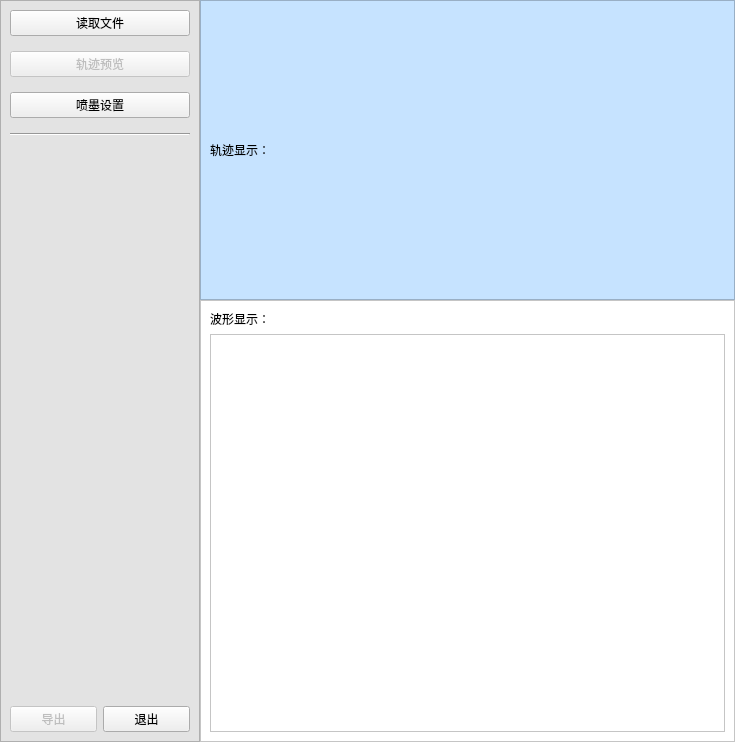
Old version of the form GUI/MainWindow.ui in the repository YanMing-lxb/Inkjet_Printing_System.
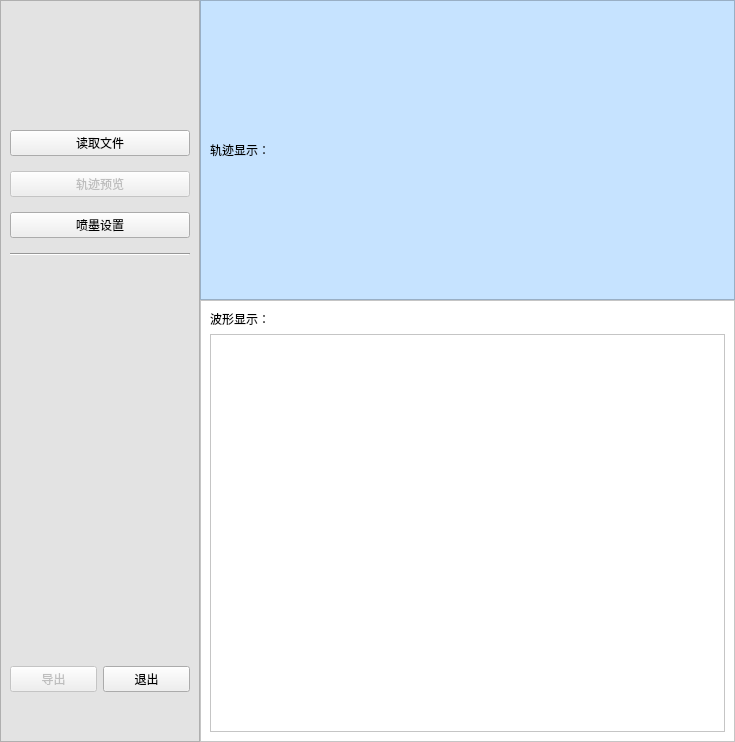
New version of the form.

The edit to the form file:
```diff
--- a/GUI/MainWindow.ui
+++ b/GUI/MainWindow.ui
@@ -128,44 +128,63 @@
        <property name="topMargin">
         <number>9</number>
        </property>
+       <property name="rightMargin">
+        <number>9</number>
+       </property>
        <property name="verticalSpacing">
         <number>15</number>
        </property>
+       <item row="1" column="0" colspan="2">
+        <widget class="QPushButton" name="Button_FileRead">
+         <property name="mouseTracking">
+          <bool>false</bool>
+         </property>
+         <property name="styleSheet">
+          <string notr="true"/>
+         </property>
+         <property name="text">
+          <string>读取文件</string>
+         </property>
+        </widget>
+       </item>
+       <item row="7" column="0">
+        <spacer name="verticalSpacer_3">
+         <property name="orientation">
+          <enum>Qt::Vertical</enum>
+         </property>
+         <property name="sizeType">
+          <enum>QSizePolicy::Maximum</enum>
+         </property>
+         <property name="sizeHint" stdset="0">
+          <size>
+           <width>20</width>
+           <height>40</height>
+          </size>
+         </property>
+        </spacer>
+       </item>
+       <item row="6" column="1">
+        <widget class="QPushButton" name="Button_Quit">
+         <property name="text">
+          <string>退出</string>
+         </property>
+        </widget>
+       </item>
        <item row="4" column="0" colspan="2">
-        <spacer name="verticalSpacer">
-         <property name="orientation">
-          <enum>Qt::Vertical</enum>
-         </property>
-         <property name="sizeHint" stdset="0">
-          <size>
-           <width>20</width>
-           <height>40</height>
-          </size>
-         </property>
-        </spacer>
-       </item>
-       <item row="3" column="0" colspan="2">
         <widget class="Line" name="line">
          <property name="orientation">
           <enum>Qt::Horizontal</enum>
          </property>
         </widget>
        </item>
-       <item row="5" column="1">
-        <widget class="QPushButton" name="Button_Quit">
-         <property name="text">
-          <string>退出</string>
-         </property>
-        </widget>
-       </item>
-       <item row="2" column="0" colspan="2">
+       <item row="3" column="0" colspan="2">
         <widget class="QPushButton" name="Button_InkjetSetting">
          <property name="text">
           <string>喷墨设置</string>
          </property>
         </widget>
        </item>
-       <item row="1" column="0" colspan="2">
+       <item row="2" column="0" colspan="2">
         <widget class="QPushButton" name="Button_TrajectoryPreview">
          <property name="enabled">
           <bool>false</bool>
@@ -196,7 +215,7 @@
          </property>
         </widget>
        </item>
-       <item row="5" column="0">
+       <item row="6" column="0">
         <widget class="QPushButton" name="Button_FileExport">
          <property name="enabled">
           <bool>false</bool>
@@ -206,18 +225,34 @@
          </property>
         </widget>
        </item>
-       <item row="0" column="0" colspan="2">
-        <widget class="QPushButton" name="Button_FileRead">
-         <property name="mouseTracking">
-          <bool>false</bool>
+       <item row="0" column="0">
+        <spacer name="verticalSpacer_2">
+         <property name="orientation">
+          <enum>Qt::Vertical</enum>
          </property>
-         <property name="styleSheet">
-          <string notr="true"/>
+         <property name="sizeType">
+          <enum>QSizePolicy::Maximum</enum>
          </property>
-         <property name="text">
-          <string>读取文件</string>
+         <property name="sizeHint" stdset="0">
+          <size>
+           <width>20</width>
+           <height>120</height>
+          </size>
          </property>
-        </widget>
+        </spacer>
+       </item>
+       <item row="5" column="0">
+        <spacer name="verticalSpacer">
+         <property name="orientation">
+          <enum>Qt::Vertical</enum>
+         </property>
+         <property name="sizeHint" stdset="0">
+          <size>
+           <width>20</width>
+           <height>40</height>
+          </size>
+         </property>
+        </spacer>
        </item>
       </layout>
      </widget>
```
